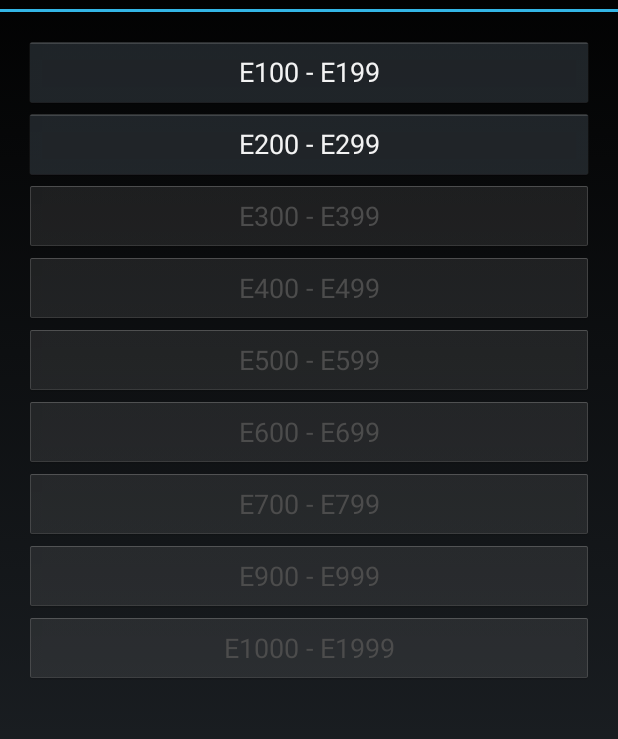
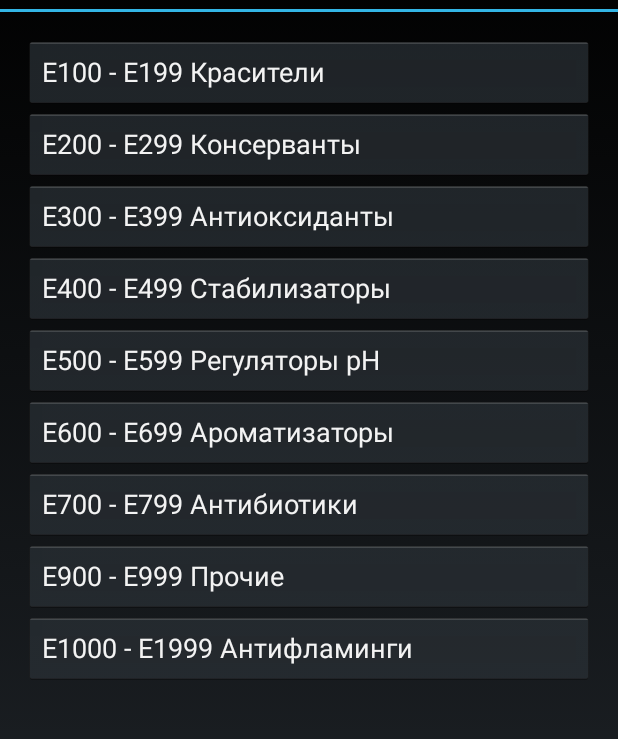
Before and after one commit to y-rybyak/FoodAdditives, an Android app: the screen it shows after launch (MainActivity), on a phone screen of 412 x 824 dp, the part 60-799 px from its top. Run offline under Robolectric (Android 15) with nearby library versions, the phone set to English and light mode, and no system bars.

Commit message:
all necessary activities

```diff
--- a/app/src/main/java/com/yrybyak/foodadditives/E1000E1999Activity.java
+++ b/app/src/main/java/com/yrybyak/foodadditives/E1000E1999Activity.java
@@ -8,9 +8,9 @@ public class E1000E1999Activity extends Activity {
     @Override
     protected void onCreate(Bundle savedInstanceState) {
         super.onCreate(savedInstanceState);
-        this.setTitle(R.string.e900_e999_meaning);
+        this.setTitle(R.string.e1000_e1999_meaning);
         themeUtils.onActivityCreateSetTheme(this);
-        setContentView(R.layout.activity_e900_e999);
+        setContentView(R.layout.activity_e1000_e1999);
     }
 /*
     public void ButtonE200Click(View view) {
--- a/app/src/main/java/com/yrybyak/foodadditives/E400E499Activity.java
+++ b/app/src/main/java/com/yrybyak/foodadditives/E400E499Activity.java
@@ -8,9 +8,9 @@ public class E400E499Activity extends Activity {
     @Override
     protected void onCreate(Bundle savedInstanceState) {
         super.onCreate(savedInstanceState);
-        this.setTitle(R.string.e300_e399_meaning);
+        this.setTitle(R.string.e400_e499_meaning);
         themeUtils.onActivityCreateSetTheme(this);
-        setContentView(R.layout.activity_e200_e299);
+        setContentView(R.layout.activity_e400_e499);
     }
 /*
     public void ButtonE200Click(View view) {
--- a/app/src/main/java/com/yrybyak/foodadditives/E500E599Activity.java
+++ b/app/src/main/java/com/yrybyak/foodadditives/E500E599Activity.java
@@ -8,9 +8,9 @@ public class E500E599Activity extends Activity {
     @Override
     protected void onCreate(Bundle savedInstanceState) {
         super.onCreate(savedInstanceState);
-        this.setTitle(R.string.e300_e399_meaning);
+        this.setTitle(R.string.e500_e599_meaning);
         themeUtils.onActivityCreateSetTheme(this);
-        setContentView(R.layout.activity_e400_e499);
+        setContentView(R.layout.activity_e500_e599);
     }
 /*
     public void ButtonE200Click(View view) {
--- a/app/src/main/java/com/yrybyak/foodadditives/E600E699Activity.java
+++ b/app/src/main/java/com/yrybyak/foodadditives/E600E699Activity.java
@@ -8,9 +8,9 @@ public class E600E699Activity extends Activity {
     @Override
     protected void onCreate(Bundle savedInstanceState) {
         super.onCreate(savedInstanceState);
-        this.setTitle(R.string.e500_e599_meaning);
+        this.setTitle(R.string.e600_e699_meaning);
         themeUtils.onActivityCreateSetTheme(this);
-        setContentView(R.layout.activity_e500_e599);
+        setContentView(R.layout.activity_e600_e699);
     }
 /*
     public void ButtonE200Click(View view) {
--- a/app/src/main/java/com/yrybyak/foodadditives/E700E799Activity.java
+++ b/app/src/main/java/com/yrybyak/foodadditives/E700E799Activity.java
@@ -8,9 +8,9 @@ public class E700E799Activity extends Activity {
     @Override
     protected void onCreate(Bundle savedInstanceState) {
         super.onCreate(savedInstanceState);
-        this.setTitle(R.string.e600_e699_meaning);
+        this.setTitle(R.string.e700_e799_meaning);
         themeUtils.onActivityCreateSetTheme(this);
-        setContentView(R.layout.activity_e600_e699);
+        setContentView(R.layout.activity_e700_e799);
     }
 /*
     public void ButtonE200Click(View view) {
--- a/app/src/main/java/com/yrybyak/foodadditives/E900E999Activity.java
+++ b/app/src/main/java/com/yrybyak/foodadditives/E900E999Activity.java
@@ -8,9 +8,9 @@ public class E900E999Activity extends Activity {
     @Override
     protected void onCreate(Bundle savedInstanceState) {
         super.onCreate(savedInstanceState);
-        this.setTitle(R.string.e700_e799_meaning);
+        this.setTitle(R.string.e900_e999_meaning);
         themeUtils.onActivityCreateSetTheme(this);
-        setContentView(R.layout.activity_e700_e799);
+        setContentView(R.layout.activity_e900_e999);
     }
 /*
     public void ButtonE200Click(View view) {
--- a/app/src/main/res/layout/activity_about.xml
+++ b/app/src/main/res/layout/activity_about.xml
@@ -11,7 +11,6 @@
 
         <TextView
             android:layout_width="fill_parent"
-            android:textSize="@dimen/inner_textfontsize"
             android:layout_height="wrap_content"
             android:id="@+id/textView"
             android:text="@string/about_text"
--- a/app/src/main/res/layout/activity_e.xml
+++ b/app/src/main/res/layout/activity_e.xml
@@ -4,14 +4,14 @@
     xmlns:android="http://schemas.android.com/apk/res/android">
     <RelativeLayout xmlns:android="http://schemas.android.com/apk/res/android"
         xmlns:tools="http://schemas.android.com/tools" android:layout_width="match_parent"
-        android:layout_height="match_parent" android:paddingLeft="@dimen/activity_horizontal_margin"
+        android:layout_height="wrap_content"
+        android:paddingLeft="@dimen/activity_horizontal_margin"
         android:paddingRight="@dimen/activity_horizontal_margin"
         android:paddingTop="@dimen/activity_vertical_margin"
         android:paddingBottom="@dimen/activity_vertical_margin" tools:context=".MainActivity">
 
         <TextView
             android:layout_width="fill_parent"
-            android:textSize="@dimen/inner_textfontsize"
             android:layout_height="wrap_content"
             android:id="@+id/textView"
             android:layout_alignParentTop="true"
--- a/app/src/main/res/layout/activity_e200_e299.xml
+++ b/app/src/main/res/layout/activity_e200_e299.xml
@@ -18,6 +18,5 @@
             android:layout_alignParentLeft="true"
             android:layout_alignParentStart="true" />
 
-
     </RelativeLayout>
 </ScrollView>
--- a/app/src/main/res/layout/activity_e300_e399.xml
+++ b/app/src/main/res/layout/activity_e300_e399.xml
@@ -8,7 +8,7 @@
         android:paddingRight="@dimen/activity_horizontal_margin"
         android:paddingTop="@dimen/activity_vertical_margin"
         android:paddingBottom="@dimen/activity_vertical_margin" tools:context=".MainActivity">
-
+<!--
         <Button
             android:layout_width="fill_parent"
             android:layout_height="wrap_content"
@@ -17,7 +17,6 @@
             android:onClick="ButtonE200Click"
             android:layout_alignParentLeft="true"
             android:layout_alignParentStart="true" />
-
-
+-->
     </RelativeLayout>
 </ScrollView>
--- a/app/src/main/res/layout/activity_main.xml
+++ b/app/src/main/res/layout/activity_main.xml
@@ -4,7 +4,8 @@
     xmlns:android="http://schemas.android.com/apk/res/android">
     <RelativeLayout xmlns:android="http://schemas.android.com/apk/res/android"
         xmlns:tools="http://schemas.android.com/tools" android:layout_width="match_parent"
-        android:layout_height="match_parent" android:paddingLeft="@dimen/activity_horizontal_margin"
+        android:layout_height="wrap_content"
+        android:paddingLeft="@dimen/activity_horizontal_margin"
         android:paddingRight="@dimen/activity_horizontal_margin"
         android:paddingTop="@dimen/activity_vertical_margin"
         android:paddingBottom="@dimen/activity_vertical_margin" tools:context=".MainActivity">
@@ -15,7 +16,8 @@
             android:id="@+id/e100_199_button"
             android:onClick="ButtonE100E199Click"
             android:layout_alignParentLeft="true"
-            android:layout_alignParentStart="true" />
+            android:layout_alignParentStart="true"
+            android:gravity="center|start" />
         <Button
             android:layout_width="fill_parent"
             android:layout_height="wrap_content"
@@ -24,7 +26,8 @@
             android:onClick="ButtonE200E299Click"
             android:layout_below="@+id/e100_199_button"
             android:layout_alignParentLeft="true"
-            android:layout_alignParentStart="true" />
+            android:layout_alignParentStart="true"
+            android:gravity="center|start" />
         <Button
             android:layout_width="fill_parent"
             android:layout_height="wrap_content"
@@ -34,7 +37,7 @@
             android:layout_below="@+id/e200_299_button"
             android:layout_alignParentLeft="true"
             android:layout_alignParentStart="true"
-            android:enabled="false"/>
+            android:gravity="center|start" />
         <Button
             android:layout_width="fill_parent"
             android:layout_height="wrap_content"
@@ -44,7 +47,7 @@
             android:layout_below="@+id/e300_399_button"
             android:layout_alignParentLeft="true"
             android:layout_alignParentStart="true"
-            android:enabled="false" />
+            android:gravity="center|start" />
         <Button
             android:layout_width="fill_parent"
             android:layout_height="wrap_content"
@@ -54,7 +57,7 @@
             android:layout_below="@+id/e400_499_button"
             android:layout_alignParentLeft="true"
             android:layout_alignParentStart="true"
-            android:enabled="false" />
+            android:gravity="center|start" />
         <Button
             android:layout_width="fill_parent"
             android:layout_height="wrap_content"
@@ -64,7 +67,7 @@
             android:layout_below="@+id/e500_599_button"
             android:layout_alignParentLeft="true"
             android:layout_alignParentStart="true"
-            android:enabled="false" />
+            android:gravity="center|start" />
         <Button
             android:layout_width="fill_parent"
             android:layout_height="wrap_content"
@@ -74,7 +77,7 @@
             android:layout_below="@+id/e600_699_button"
             android:layout_alignParentLeft="true"
             android:layout_alignParentStart="true"
-            android:enabled="false" />
+            android:gravity="center|start" />
         <Button
             android:layout_width="fill_parent"
             android:layout_height="wrap_content"
@@ -84,7 +87,7 @@
             android:layout_below="@+id/e700_799_button"
             android:layout_alignParentLeft="true"
             android:layout_alignParentStart="true"
-            android:enabled="false" />
+            android:gravity="center|start" />
         <Button
             android:layout_width="fill_parent"
             android:layout_height="wrap_content"
@@ -94,6 +97,6 @@
             android:layout_below="@+id/e900_999_button"
             android:layout_alignParentLeft="true"
             android:layout_alignParentStart="true"
-            android:enabled="false"/>
+            android:gravity="center|start" />
     </RelativeLayout>
 </ScrollView>
--- a/app/src/main/res/values/dimens.xml
+++ b/app/src/main/res/values/dimens.xml
@@ -1,5 +1,4 @@
 <resources>
     <dimen name="activity_horizontal_margin">16dp</dimen>
     <dimen name="activity_vertical_margin">16dp</dimen>
-    <dimen name="inner_textfontsize">18dp</dimen>
 </resources>
--- a/app/src/main/res/values/strings.xml
+++ b/app/src/main/res/values/strings.xml
@@ -5,17 +5,24 @@
     <string name="dark_theme_label">Тёмная тема</string>
     <string name="light_theme_label">Светлая тема</string>
     <string name="about_label">О программе</string>
-    <string name="e100_e199_label">E100 - E199</string>
+    <string name="e100_e199_label">E100 - E199 Красители</string>
     <string name="e100_e199_meaning">Красители</string>
-    <string name="e200_e299_label">E200 - E299</string>
+    <string name="e200_e299_label">E200 - E299 Консерванты</string>
     <string name="e200_e299_meaning">Консерванты</string>
-    <string name="e300_e399_label">E300 - E399</string>
-    <string name="e400_e499_label">E400 - E499</string>
-    <string name="e500_e599_label">E500 - E599</string>
-    <string name="e600_e699_label">E600 - E699</string>
-    <string name="e700_e799_label">E700 - E799</string>
-    <string name="e900_e999_label">E900 - E999</string>
-    <string name="e1000_e1999_label">E1000 - E1999</string>
+    <string name="e300_e399_label">E300 - E399 Антиоксиданты</string>
+    <string name="e300_e399_meaning">Антиоксиданты</string>
+    <string name="e400_e499_label">E400 - E499 Стабилизаторы</string>
+    <string name="e400_e499_meaning">Стабилизаторы</string>
+    <string name="e500_e599_label">E500 - E599 Регуляторы pH</string>
+    <string name="e500_e599_meaning">Регуляторы pH</string>
+    <string name="e600_e699_label">E600 - E699 Ароматизаторы</string>
+    <string name="e600_e699_meaning">Ароматизаторы</string>
+    <string name="e700_e799_label">E700 - E799 Антибиотики</string>
+    <string name="e700_e799_meaning">Антибиотики</string>
+    <string name="e900_e999_label">E900 - E999 Прочие</string>
+    <string name="e900_e999_meaning">Прочие</string>
+    <string name="e1000_e1999_label">E1000 - E1999 Антифламинги</string>
+    <string name="e1000_e1999_meaning">Антифламинги</string>
     <string name="e100_label">E100</string>
     <string name="e101_label">E101</string>
     <string name="e102_label">E102</string>
```
Also changed, not shown: app/src/main/AndroidManifest.xml (+44 -4 lines), app/src/main/java/com/yrybyak/foodadditives/E300E399Activity.java (+4 -4 lines), app/src/main/java/com/yrybyak/foodadditives/MainActivity.java (+35 -0 lines), 3 other files.
